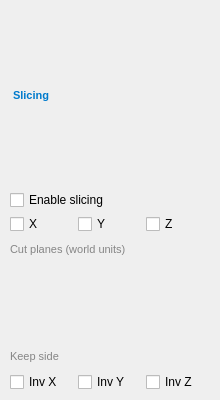
Old version of the form src/ui/slicing_page.ui in the repository thermeng/SciRender.
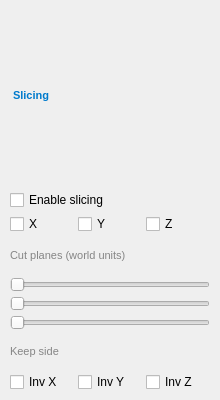
New version of the form.

Commit message: Replace empty UI placeholders with real widget definitions

The edit to the form file:
```diff
--- a/src/ui/slicing_page.ui
+++ b/src/ui/slicing_page.ui
@@ -97,13 +97,52 @@
        </widget>
       </item>
       <item>
-       <widget class="QWidget" name="sliceXRow" native="true"/>
+       <widget class="QSlider" name="sliceXSlider">
+        <property name="orientation">
+         <enum>Qt::Horizontal</enum>
+        </property>
+        <property name="minimum">
+         <number>0</number>
+        </property>
+        <property name="maximum">
+         <number>1000</number>
+        </property>
+        <property name="value">
+         <number>0</number>
+        </property>
+       </widget>
       </item>
       <item>
-       <widget class="QWidget" name="sliceYRow" native="true"/>
+       <widget class="QSlider" name="sliceYSlider">
+        <property name="orientation">
+         <enum>Qt::Horizontal</enum>
+        </property>
+        <property name="minimum">
+         <number>0</number>
+        </property>
+        <property name="maximum">
+         <number>1000</number>
+        </property>
+        <property name="value">
+         <number>0</number>
+        </property>
+       </widget>
       </item>
       <item>
-       <widget class="QWidget" name="sliceZRow" native="true"/>
+       <widget class="QSlider" name="sliceZSlider">
+        <property name="orientation">
+         <enum>Qt::Horizontal</enum>
+        </property>
+        <property name="minimum">
+         <number>0</number>
+        </property>
+        <property name="maximum">
+         <number>1000</number>
+        </property>
+        <property name="value">
+         <number>0</number>
+        </property>
+       </widget>
       </item>
       <item>
        <widget class="QLabel" name="keepLabel">
```
The commit also changes 6 other files.
